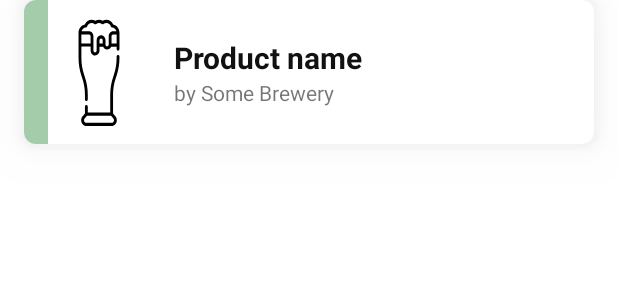
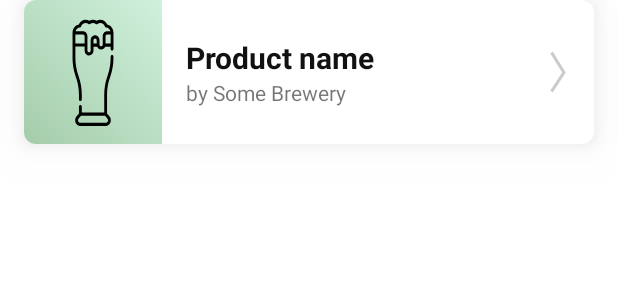
Before and after one commit to smbduknow/VeganDrinks, an Android app: the layout item_search_result.xml on its own in the app's theme, with its tools: preview values and no code run, on a phone screen of 412 x 824 dp. Shown: the top 300 px of the screen. Run offline under Robolectric (Android 15) with nearby library versions, the phone set to English and light mode, and no system bars.

Commit message:
redesign list items

```diff
--- a/app/src/main/java/me/smbduknow/vegandrinks/DrinkListAdapter.kt
+++ b/app/src/main/java/me/smbduknow/vegandrinks/DrinkListAdapter.kt
@@ -29,9 +29,9 @@ class DrinkListAdapter : RecyclerView.Adapter<DrinkListAdapter.ViewHolder>() {
         holder.companyText.text = "by ${item.company?.company_name}"
         holder.statusLabel.setBackgroundResource(
             when (item.red_yellow_green.toLowerCase()) {
-                "red" -> R.color.red
-                "yellow" -> R.color.yellow
-                "green" -> R.color.green
+                "red" -> R.drawable.bg_red
+                "yellow" -> R.drawable.bg_yellow
+                "green" -> R.drawable.bg_green
                 else -> android.R.color.transparent
             }
         )
--- /dev/null
+++ b/app/src/main/res/drawable/ic_forward.xml
@@ -0,0 +1,11 @@
+<vector xmlns:android="http://schemas.android.com/apk/res/android"
+    android:width="11dp"
+    android:height="28dp"
+    android:viewportWidth="11"
+    android:viewportHeight="28">
+    <path
+        android:fillColor="#00000000"
+        android:pathData="M1,1L9,14.2889L1,27"
+        android:strokeWidth="2"
+        android:strokeColor="@color/gray" />
+</vector>
--- a/app/src/main/res/layout/item_search_result.xml
+++ b/app/src/main/res/layout/item_search_result.xml
@@ -17,9 +17,9 @@
 
         <View
             android:id="@+id/drink_status"
-            android:layout_width="16dp"
+            android:layout_width="92dp"
             android:layout_height="0dp"
-            android:background="@color/green"
+            android:background="@drawable/bg_green"
             app:layout_constraintBottom_toBottomOf="parent"
             app:layout_constraintStart_toStartOf="parent"
             app:layout_constraintTop_toTopOf="parent" />
@@ -28,11 +28,10 @@
             android:id="@+id/img_drink_icon"
             android:layout_width="36dp"
             android:layout_height="wrap_content"
-            android:layout_marginStart="32dp"
-            android:layout_marginEnd="32dp"
             android:adjustViewBounds="true"
             app:layout_constraintBottom_toBottomOf="parent"
-            app:layout_constraintStart_toStartOf="parent"
+            app:layout_constraintStart_toStartOf="@id/drink_status"
+            app:layout_constraintEnd_toEndOf="@id/drink_status"
             app:layout_constraintTop_toTopOf="parent"
             tools:srcCompat="@drawable/ic_beer" />
 
@@ -40,8 +39,8 @@
             android:id="@+id/tv_title"
             android:layout_width="0dp"
             android:layout_height="wrap_content"
-            android:layout_marginStart="32dp"
-            android:layout_marginEnd="32dp"
+            android:layout_marginStart="16dp"
+            android:layout_marginEnd="8dp"
             android:ellipsize="end"
             android:maxLines="2"
             android:textColor="@color/black"
@@ -49,8 +48,8 @@
             android:textStyle="bold"
             app:layout_constraintVertical_chainStyle="packed"
             app:layout_constraintBottom_toTopOf="@id/tv_company"
-            app:layout_constraintEnd_toEndOf="parent"
-            app:layout_constraintStart_toEndOf="@id/img_drink_icon"
+            app:layout_constraintEnd_toStartOf="@id/img_forward"
+            app:layout_constraintStart_toEndOf="@id/drink_status"
             app:layout_constraintTop_toTopOf="parent"
             tools:text="Product name" />
 
@@ -66,5 +65,20 @@
             app:layout_constraintStart_toStartOf="@id/tv_title"
             app:layout_constraintTop_toBottomOf="@id/tv_title"
             tools:text="by Some Brewery" />
+
+        <androidx.appcompat.widget.AppCompatImageButton
+            android:id="@+id/img_forward"
+            android:layout_width="32dp"
+            android:layout_height="32dp"
+            android:layout_marginEnd="8dp"
+            android:background="?selectableItemBackground"
+            android:clickable="true"
+            android:focusable="true"
+            android:padding="8dp"
+            android:src="@drawable/ic_forward"
+            app:layout_constraintEnd_toEndOf="parent"
+            app:layout_constraintTop_toTopOf="parent"
+            app:layout_constraintBottom_toBottomOf="parent"/>
+
     </androidx.constraintlayout.widget.ConstraintLayout>
 </androidx.cardview.widget.CardView>
```
